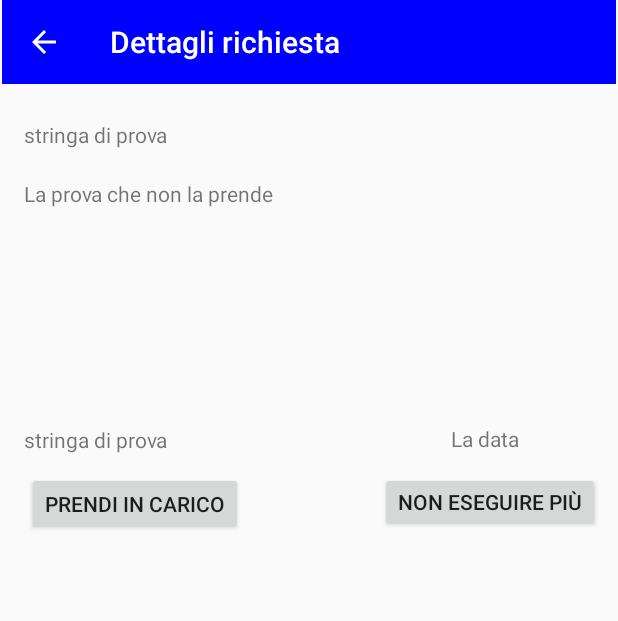
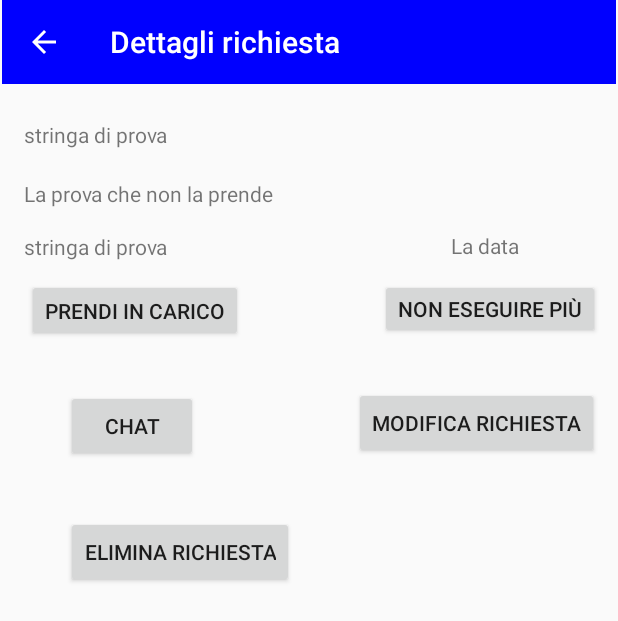
Before and after one commit to davide913/CyberTech, an Android app: the fragment HomePageNegative shown on its own in the app's theme, after a tap on "stringa di prova", on a phone screen of 412 x 824 dp. Shown: the top 621 px of the screen. Run offline under Robolectric (Android 15) with nearby library versions, the phone set to English and light mode, and no system bars; 1 statement that could not run was skipped.

Commit message:
Pulsanti fork in RequestViz

```diff
--- a/Client/app/src/main/java/it/unive/cybertech/assistenza/HomePageNegative.java
+++ b/Client/app/src/main/java/it/unive/cybertech/assistenza/HomePageNegative.java
@@ -8,19 +8,25 @@ import androidx.recyclerview.widget.LinearLayoutManager;
 import androidx.recyclerview.widget.RecyclerView;
 import static it.unive.cybertech.utils.CachedUser.user;
 import android.content.Intent;
+import android.graphics.Color;
 import android.os.Bundle;
 import android.util.Log;
 import android.view.LayoutInflater;
 import android.view.View;
 import android.view.ViewGroup;
+import android.widget.AdapterView;
 import android.widget.ArrayAdapter;
 import android.widget.ListView;
+import android.widget.Spinner;
+import android.widget.TextView;
+import android.widget.Toast;
 
 import com.google.firebase.Timestamp;
 
 import java.text.DateFormat;
 import java.text.SimpleDateFormat;
 import java.util.ArrayList;
+import java.util.Arrays;
 import java.util.Calendar;
 import java.util.Date;
 import java.util.List;
@@ -74,7 +80,74 @@ public class HomePageNegative extends Fragment {
         myNewListView.setAdapter(myAdapter);
         */
 
-        //TODO mettere un spinner per un ulteriore filtro di ricerca
+
+
+        final String[] homeType = new String[1];
+
+
+        // Get reference of widgets from XML layout
+        Spinner myHomeSpinner = view.findViewById(R.id.homeNegSpinner);
+
+        // Initializing a String Array
+        String[] typeOptions = new String[]{
+                "Seleziona una Categoria...",
+                "Medicinali",
+                "Spesa",
+                "Commissioni",
+                "Posta"
+        };
+
+        final List<String> typeList = new ArrayList<>(Arrays.asList(typeOptions));
+
+        // Initializing an ArrayAdapter
+        ArrayAdapter<String> spinnerArrayAdapter = new ArrayAdapter<String>(getContext(), R.layout.spinner_item, typeList){
+
+            @Override
+            public boolean isEnabled(int position){
+                // Disable the first item from Spinner
+                // First item will be use for hint
+                return position != 0;
+            }
+
+            @Override
+            public View getDropDownView(int position, View convertView,
+                                        @NonNull ViewGroup parent) {
+                View view = super.getDropDownView(position, convertView, parent);
+                TextView tv = (TextView) view;
+                if(position == 0){
+                    // Set the hint text color gray
+                    tv.setTextColor(Color.GRAY);
+                }
+                else {
+                    tv.setTextColor(Color.BLACK);
+                }
+                return view;
+            }
+        };
+        spinnerArrayAdapter.setDropDownViewResource(R.layout.spinner_item);
+        myHomeSpinner.setAdapter(spinnerArrayAdapter);
+
+        myHomeSpinner.setOnItemSelectedListener(new AdapterView.OnItemSelectedListener() {
+            @Override
+            public void onItemSelected(AdapterView<?> parent, View view, int position, long id) {
+                String selectedItemText = (String) parent.getItemAtPosition(position);
+                homeType[0] = selectedItemText;
+                // If user change the default selection
+                // First item is disable and it is used for hint
+                if(position > 0){
+                    // Notify the selected item text
+                    Toast.makeText
+                            (getContext(), "Selected : " + selectedItemText, Toast.LENGTH_SHORT)
+                            .show();
+                }
+            }
+
+            @Override
+            public void onNothingSelected(AdapterView<?> parent) {
+
+            }
+        });
+
 
         //devo poter cliccare su ogni elemento della listRequest e visualizzare il layout request_visualisation
         listView.setOnItemClickListener(((parent, view1, position, id) -> {
@@ -89,12 +162,9 @@ public class HomePageNegative extends Fragment {
             startActivity(new Intent(getActivity(), TakenRequests.class));
         });
 
-        /*
+
         view.findViewById(R.id.btn_chatNeg).setOnClickListener(v -> {
-            ci metto il collegamento alla chat);
+            //ci metto il collegamento alla chat
         });
-
-         */
-
     }
 }
--- a/Client/app/src/main/java/it/unive/cybertech/assistenza/MyRequests.java
+++ b/Client/app/src/main/java/it/unive/cybertech/assistenza/MyRequests.java
@@ -25,14 +25,14 @@ public class MyRequests extends AppCompatActivity {
 
     protected void onCreate(Bundle savedInstanceState) {
         super.onCreate(savedInstanceState);
-        setContentView(R.layout.activity_my_requests);
+        setContentView(R.layout.activity_my_requests); //TODO scambiarla con request_viz oppure
 
         Toolbar toolbar = findViewById(R.id.toolbar_myRequest);
         setSupportActionBar(toolbar);
         getSupportActionBar().setDisplayHomeAsUpEnabled(true);
         getSupportActionBar().setDisplayShowHomeEnabled(true);
 
-        setTitle("Le mie richieste");
+        setTitle("La mia richiesta");
 
         myUploadedRequests = new ArrayList<String>();
         listMyView = findViewById(R.id.list_MyRequests);
--- a/Client/app/src/main/java/it/unive/cybertech/assistenza/RequestViz.java
+++ b/Client/app/src/main/java/it/unive/cybertech/assistenza/RequestViz.java
@@ -64,8 +64,11 @@ public class RequestViz extends AppCompatActivity {
         //    textDate.setText(strDate);
 
         textDate.setText("La data");
+//Modificato 29/11: questa pagina ha due funzioni dipendentemente dal fatto che ci acceda un malato o uno sano, quello sano può accettare o smettere di eseguire una richiesta
+        //l'utente malato invece può modificare la propria richiesta (dopo controlli lato DB dei vari campi modificati), eliminarla o accedere alla chat
+        //manca da mettere i vari set GONE per la visibilità
 
-
+        //Pulsanti visibili solo dall'utente Negativo che presta soccorso
         this.findViewById(R.id.accept_request).setOnClickListener(v -> {
             //La richiesta viene affidata a me, la posso visualizzare nella mia sezione Taken Requests e tolta dalla lista nella Home
             Utils.showGenericDialog("Operazione confermata!", "Hai preso in carico una richiesta", this);
@@ -80,5 +83,19 @@ public class RequestViz extends AppCompatActivity {
         });
 
 
+        //Pulsanti visibili solo dall'utente positivo che richiede soccorso
+        this.findViewById(R.id.btn_changeFields).setOnClickListener(v -> { //per modificare i campi, nel DB verificare e sostituire i campi nuovi con quelli vecchi della stessa richiesta
+            startActivity(new Intent(this, RequestDetails.class));
+            finish();
+        });
+
+        this.findViewById(R.id.btn_deleteRequest).setOnClickListener(v -> { //per eliminare dal Db la richiesta
+            finish();
+        });
+
+        this.findViewById(R.id.btn_chat).setOnClickListener(v -> { //per spostarsi alla chat locale con chi ha accettato la richiesta
+            finish();
+        });
+
     }
 }
--- a/Client/app/src/main/res/layout/activity_request_visualisation.xml
+++ b/Client/app/src/main/res/layout/activity_request_visualisation.xml
@@ -3,7 +3,7 @@
     xmlns:app="http://schemas.android.com/apk/res-auto"
     xmlns:tools="http://schemas.android.com/tools"
     android:layout_width="match_parent"
-    android:layout_height="380dp">
+    android:layout_height="match_parent">
 
     <TextView
         android:id="@+id/textTitle"
@@ -18,7 +18,7 @@
     <TextView
         android:id="@+id/textFull"
         android:layout_width="381dp"
-        android:layout_height="154dp"
+        android:layout_height="wrap_content"
         android:layout_marginStart="16dp"
         android:layout_marginTop="8dp"
         android:text="TextView"
@@ -34,7 +34,7 @@
         app:layout_constraintBottom_toBottomOf="parent"
         app:layout_constraintStart_toStartOf="parent"
         app:layout_constraintTop_toBottomOf="@+id/textFull"
-        app:layout_constraintVertical_bias="0.113" />
+        app:layout_constraintVertical_bias="0.024" />
 
     <TextView
         android:id="@+id/textDate"
@@ -81,4 +81,34 @@
         android:text="Non eseguire più"
         app:layout_constraintEnd_toEndOf="parent"
         app:layout_constraintTop_toBottomOf="@+id/textDate" />
+
+    <Button
+        android:id="@+id/btn_chat"
+        android:layout_width="wrap_content"
+        android:layout_height="wrap_content"
+        android:layout_marginStart="44dp"
+        android:layout_marginTop="32dp"
+        android:text="Chat"
+        app:layout_constraintStart_toStartOf="parent"
+        app:layout_constraintTop_toBottomOf="@+id/accept_request" />
+
+    <Button
+        android:id="@+id/btn_changeFields"
+        android:layout_width="wrap_content"
+        android:layout_height="wrap_content"
+        android:layout_marginStart="104dp"
+        android:layout_marginTop="32dp"
+        android:text="Modifica richiesta"
+        app:layout_constraintStart_toEndOf="@+id/btn_chat"
+        app:layout_constraintTop_toBottomOf="@+id/stop_helping" />
+
+    <Button
+        android:id="@+id/btn_deleteRequest"
+        android:layout_width="wrap_content"
+        android:layout_height="wrap_content"
+        android:layout_marginStart="44dp"
+        android:layout_marginTop="36dp"
+        android:text="Elimina richiesta"
+        app:layout_constraintStart_toStartOf="parent"
+        app:layout_constraintTop_toBottomOf="@+id/btn_chat" />
 </androidx.constraintlayout.widget.ConstraintLayout>
```
Also changed, not shown: Client/app/src/main/java/it/unive/cybertech/assistenza/HomePagePositive.java (+22 -13 lines), Client/app/src/main/java/it/unive/cybertech/assistenza/RequestDetails.java (+9 -22 lines), Client/app/src/main/res/layout/activity_home_page_assistenza.xml (+11 -3 lines), Client/app/src/main/res/layout/activity_request_details.xml (+0 -14 lines), Client/app/src/main/res/layout/fragment_home_page_positive.xml (+8 -29 lines).
